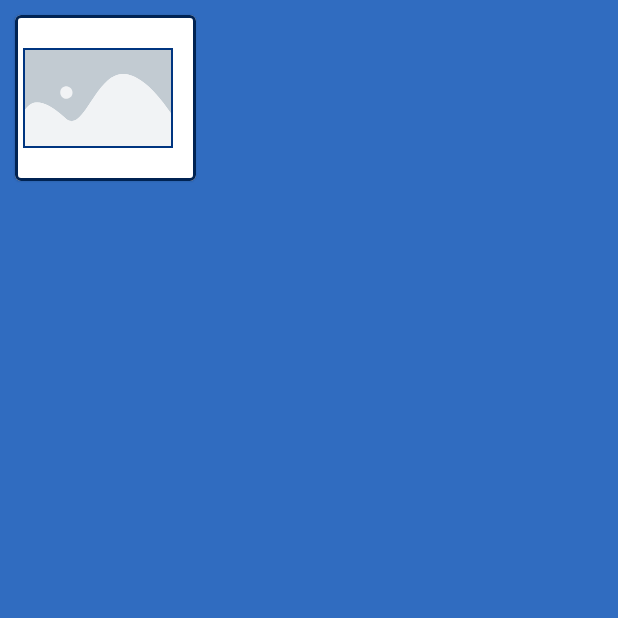
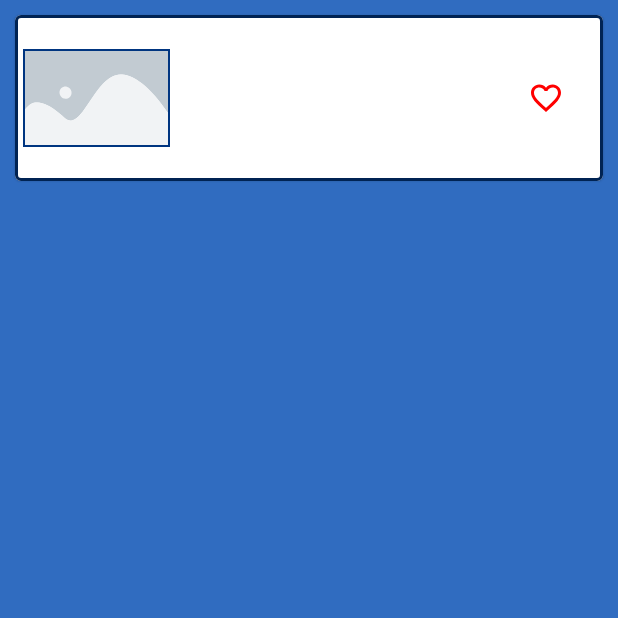
Before and after one commit to danitze/EPetrol, an Android app built with Jetpack Compose: the composable GasStationCard shown on its own in the app's theme, on a phone screen of 412 x 824 dp, the top half of it. Run offline under Robolectric (Android 15) with nearby library versions, the phone set to English and light mode, and no system bars.

Commit message:
Added favourites button

```diff
--- a/app/src/main/java/com/example/epetrol/screens/ListScreen.kt
+++ b/app/src/main/java/com/example/epetrol/screens/ListScreen.kt
@@ -6,13 +6,14 @@ import androidx.compose.foundation.border
 import androidx.compose.foundation.layout.*
 import androidx.compose.foundation.lazy.LazyColumn
 import androidx.compose.foundation.lazy.items
-import androidx.compose.material.MaterialTheme
-import androidx.compose.material.Surface
-import androidx.compose.material.Text
-import androidx.compose.runtime.Composable
-import androidx.compose.runtime.collectAsState
+import androidx.compose.material.*
+import androidx.compose.material.icons.Icons
+import androidx.compose.material.icons.outlined.Favorite
+import androidx.compose.material.icons.outlined.FavoriteBorder
+import androidx.compose.runtime.*
 import androidx.compose.ui.Alignment
 import androidx.compose.ui.Modifier
+import androidx.compose.ui.graphics.Color
 import androidx.compose.ui.res.painterResource
 import androidx.compose.ui.unit.dp
 import androidx.compose.ui.unit.sp
@@ -58,8 +59,8 @@ fun GasStationCard(station: GasStation) {
                     painter = painterResource(id = getPainterId(station.gasStationId)),
                     contentDescription = "Logo",
                     modifier = Modifier
-                        .width(100.dp)
                         .border(1.dp, MaterialTheme.colors.primary)
+                        .weight(3f),
                 )
 
                 Spacer(modifier = Modifier.width(10.dp))
@@ -68,8 +69,24 @@ fun GasStationCard(station: GasStation) {
                     text = station.gasStationName,
                     color = MaterialTheme.colors.primary,
                     style = MaterialTheme.typography.subtitle1,
-                    fontSize = 40.sp
+                    fontSize = 30.sp,
+                    modifier = Modifier.weight(6f),
                 )
+
+                Spacer(modifier = Modifier.width(10.dp))
+
+                var inWishList by remember { mutableStateOf(false) }
+
+                IconButton(
+                    onClick = { inWishList = !inWishList },
+                    modifier = Modifier.weight(2f),
+                ) {
+                    Icon(
+                        imageVector = if (inWishList) Icons.Outlined.Favorite else Icons.Outlined.FavoriteBorder,
+                        contentDescription = "heart",
+                        tint = Color.Red,
+                    )
+                }
             }
             station.fuelList.forEach { fuel ->
                 FuelTypePricing(fuel = fuel)
@@ -84,14 +101,15 @@ fun FuelTypePricing(fuel: Fuel) {
         safeLet(fuelType, price) { type, price ->
             Row {
                 Column(
-                    modifier = Modifier.weight(2f)
+                    modifier = Modifier
+                        .weight(2f)
                         .padding(start = 5.dp),
                 ) {
                     Text(
                         text = type,
                         color = MaterialTheme.colors.secondary,
                         style = MaterialTheme.typography.subtitle2,
-                        fontSize = 30.sp
+                        fontSize = 25.sp
                     )
                 }
 
@@ -101,7 +119,7 @@ fun FuelTypePricing(fuel: Fuel) {
                     Text(
                         text = formPriceText(price),
                         color = MaterialTheme.colors.primaryVariant,
-                        fontSize = 25.sp
+                        fontSize = 23.sp
                     )
                 }
             }
```
